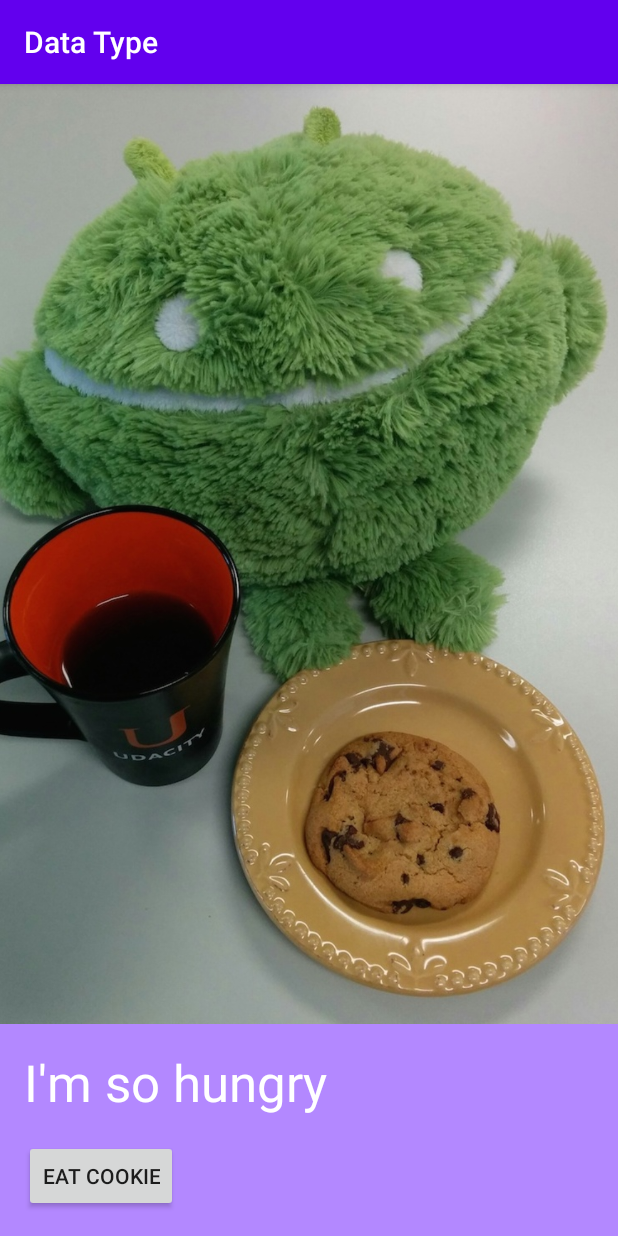
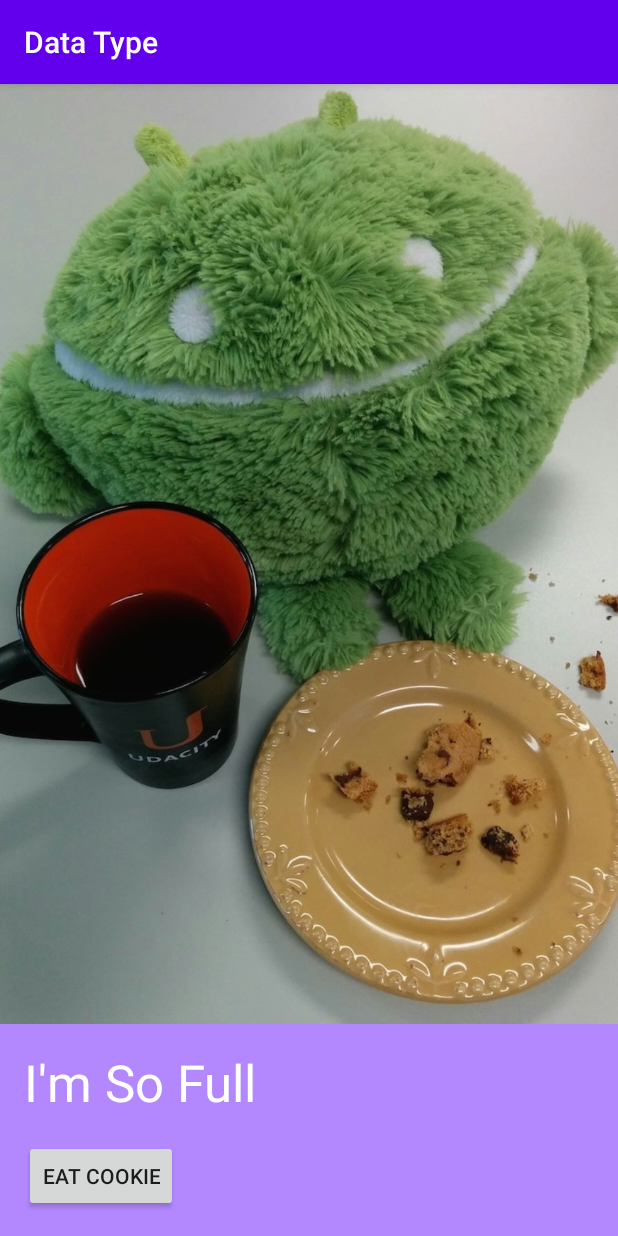
Before and after one commit to gbossjr/Set-Data, an Android app: the screen it shows after launch (MainActivity), after a tap on "EAT COOKIE", on a phone screen of 412 x 824 dp. Run offline under Robolectric (Android 15) with nearby library versions, the phone set to English and light mode, and no system bars.

Commit message:
modified eatCookie Method | set ImageView and TextView | Appis  Functional

```diff
--- a/app/src/main/java/android/example/datatype/MainActivity.java
+++ b/app/src/main/java/android/example/datatype/MainActivity.java
@@ -21,9 +21,12 @@ public class MainActivity extends AppCompatActivity {
     public void eatCookie(View view) {
         // TODO: Find a reference to the ImageView in the layout. Change the image.
 
+        ImageView eatCookie = findViewById(R.id.android_cookie_image_view);
+        eatCookie.setImageResource(R.drawable.after_cookie);
 
         // TODO: Find a reference to the TextView in the layout. Change the text.
-
+        TextView changeText = findViewById(R.id.status_text_view);
+        changeText.setText("I'm So Full");
 
     }
 }
```
